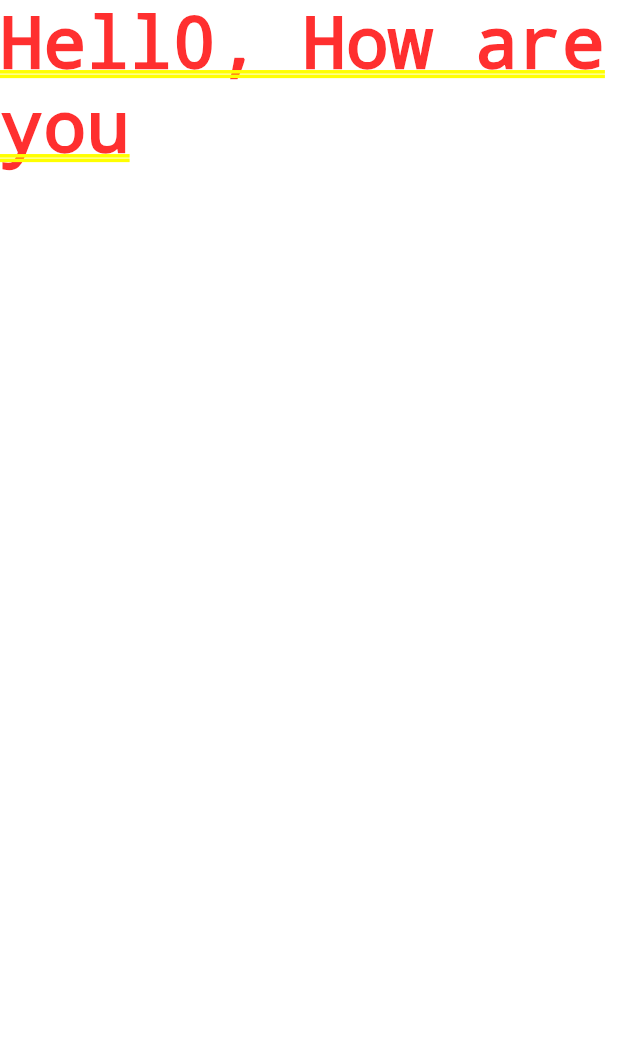
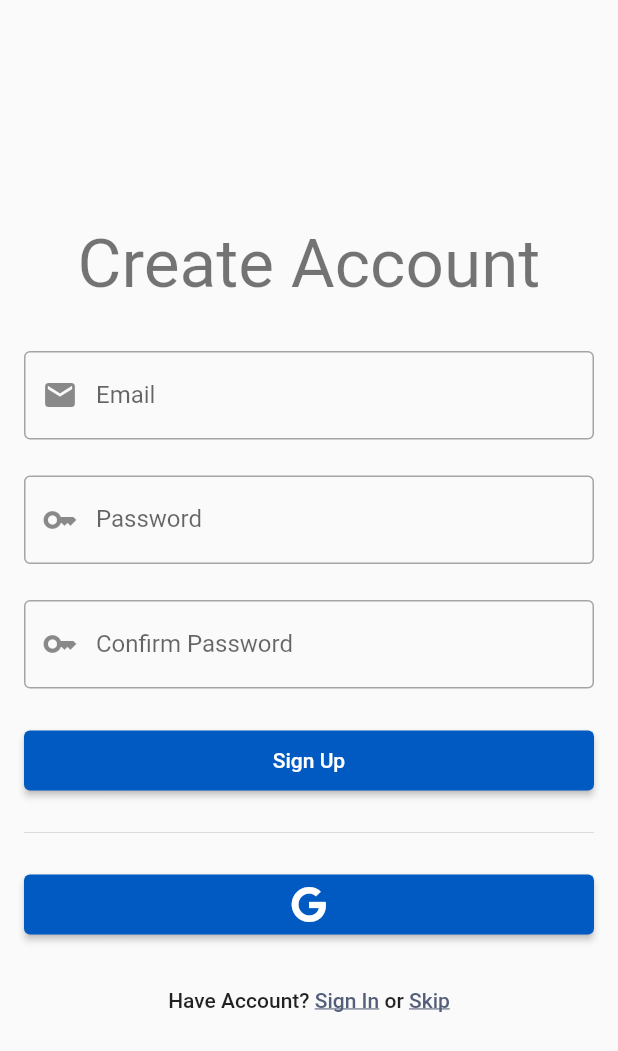
Before and after one commit to fbede/MoneyTracker, a Flutter app: the screen it shows after launch, on a phone screen of 412 x 824 dp. Shown: the top 1051 px of the screen. Run offline on Flutter 3.47's test engine with Material 2 defaults, Android fonts, the phone set to English and light mode, and no system bars; our stand-ins replace bloc, easy_splash_screen, equatable, firebase_auth, firebase_core, flutter_bloc and 1 more; missing offline and left inert: window_size; accounts and stored records are empty.

Commit message:
started adding router i.e navigator 2.0. renamed login_page to login_page_body

```diff
--- /dev/null
+++ b/lib/auth/auth_page.dart
@@ -0,0 +1,136 @@
+import 'package:firebase_auth/firebase_auth.dart';
+import 'package:flutter/material.dart';
+import 'package:money_tracker/auth/login_page_body.dart';
+
+import '../home.dart';
+import '../navigation/app_pages.dart';
+import '../utils/responsive_page.dart';
+import 'signup_page_body.dart';
+
+class AuthPage extends StatefulWidget {
+  const AuthPage({Key? key}) : super(key: key);
+
+  @override
+  State<StatefulWidget> createState() => _AuthPageState();
+}
+
+class _AuthPageState extends State<AuthPage> {
+  //TODO: CHANGE TO TRUE FOR PRODUCTION
+  bool isLogin = false;
+  void toggleAuthPages() => setState(() => isLogin = !isLogin);
+
+  @override
+  Widget build(BuildContext context) {
+    return StreamBuilder<User?>(
+        stream: FirebaseAuth.instance.authStateChanges(),
+        builder: (context, snapshot) {
+          if (snapshot.hasData) {
+            return const HomePage();
+          } else if (isLogin) {
+            return LoginPage();
+          } else {
+            return const SignUpPage();
+          }
+        });
+  }
+}
+
+class SignUpPage extends StatelessWidget {
+  const SignUpPage({Key? key}) : super(key: key);
+
+  static MaterialPage page() {
+    return MaterialPage(
+      name: AppPages.signUpPath,
+      key: ValueKey(AppPages.signUpPath),
+      child: const SignUpPage(),
+    );
+  }
+
+  @override
+  Widget build(BuildContext context) {
+    return ResponsivePage.buildResponsivePage(
+        const _MobileSignUpPage(), const _DesktopSignUpPage());
+  }
+}
+
+class LoginPage extends StatelessWidget {
+  const LoginPage({Key? key}) : super(key: key);
+
+  static MaterialPage page() {
+    return MaterialPage(
+      name: AppPages.signInPath,
+      key: ValueKey(AppPages.signInPath),
+      child: const SignUpPage(),
+    );
+  }
+
+  @override
+  Widget build(BuildContext context) {
+    return ResponsivePage.buildResponsivePage(
+        const _MobileLoginPage(), const _DesktopLoginPage());
+  }
+}
+
+class _MobileSignUpPage extends StatelessWidget {
+  const _MobileSignUpPage();
+
+  @override
+  Widget build(BuildContext context) {
+    return SafeArea(
+        child: Scaffold(
+            body: Padding(
+      padding: const EdgeInsetsDirectional.only(start: 16.0, end: 16.0),
+      child: Center(
+        child: getSignUpPageBody(),
+      ),
+    )));
+  }
+}
+
+class _DesktopSignUpPage extends StatelessWidget {
+  const _DesktopSignUpPage();
+
+  @override
+  Widget build(BuildContext context) {
+    return SafeArea(
+        child: Scaffold(
+            body: Padding(
+      padding: const EdgeInsetsDirectional.only(start: 16.0, end: 16.0),
+      child: Center(
+        child: getSignUpPageBody(),
+      ),
+    )));
+  }
+}
+
+class _MobileLoginPage extends StatelessWidget {
+  const _MobileLoginPage();
+
+  @override
+  Widget build(BuildContext context) {
+    return SafeArea(
+        child: Scaffold(
+            body: Padding(
+      padding: const EdgeInsetsDirectional.only(start: 16.0, end: 16.0),
+      child: Center(
+        child: getLoginPageBody(),
+      ),
+    )));
+  }
+}
+
+class _DesktopLoginPage extends StatelessWidget {
+  const _DesktopLoginPage();
+
+  @override
+  Widget build(BuildContext context) {
+    return SafeArea(
+        child: Scaffold(
+            body: Padding(
+      padding: const EdgeInsetsDirectional.only(start: 16.0, end: 16.0),
+      child: Center(
+        child: getLoginPageBody(),
+      ),
+    )));
+  }
+}
--- a/lib/auth/login_page.dart
+++ /dev/null
@@ -1,38 +0,0 @@
-import 'package:firebase_auth/firebase_auth.dart';
-import 'package:flutter/material.dart';
-import 'package:money_tracker/home.dart';
-
-import '../utils/responsive_page.dart';
-
-class LoginPage extends StatelessWidget {
-  const LoginPage({Key? key}) : super(key: key);
-
-  @override
-  Widget build(BuildContext context) {
-    //return const HomePage();
-    return StreamBuilder<User?>(
-        stream: FirebaseAuth.instance.authStateChanges(),
-        builder: (context, snapshot) {
-          if (snapshot.hasData) {
-            return const HomePage();
-          }
-          return ResponsivePage.buildResponsivePage(
-              _MobileLoginPage(), _DesktopLoginPage());
-        });
-  }
-}
-
-class _MobileLoginPage extends StatelessWidget {
-  @override
-  Widget build(BuildContext context) {
-    return const Text('Hell0, How are you');
-  }
-}
-
-class _DesktopLoginPage extends StatelessWidget {
-  @override
-  Widget build(BuildContext context) {
-    // TODO: implement build
-    throw UnimplementedError();
-  }
-}
--- /dev/null
+++ b/lib/auth/signup_page_body.dart
@@ -0,0 +1,186 @@
+import 'package:firebase_auth/firebase_auth.dart';
+import 'package:flutter/foundation.dart';
+import 'package:flutter/gestures.dart';
+import 'package:flutter/material.dart';
+import 'package:font_awesome_flutter/font_awesome_flutter.dart';
+
+Widget getSignUpPageBody() {
+  return const _SignUpPageBody();
+}
+
+class _SignUpPageBody extends StatefulWidget {
+  const _SignUpPageBody({Key? key}) : super(key: key);
+  @override
+  State<_SignUpPageBody> createState() => _SignUpPageBodyState();
+}
+
+class _SignUpPageBodyState extends State<_SignUpPageBody> {
+  String email = '';
+  String password = '';
+  String cpassword = '';
+
+  @override
+  Widget build(BuildContext context) {
+    return SingleChildScrollView(
+      child: Column(children: [
+        Text(
+          'Create Account',
+          style: Theme.of(context).textTheme.displaySmall,
+          textAlign: TextAlign.center,
+        ),
+        const SizedBox(height: 32),
+        Form(
+            autovalidateMode: AutovalidateMode.onUserInteraction,
+            child: Column(
+              children: [
+                TextFormField(
+                  decoration: const InputDecoration(
+                      border: OutlineInputBorder(),
+                      label: Text('Email'),
+                      prefixIcon: Icon(Icons.email)),
+                  keyboardType: TextInputType.emailAddress,
+                  onChanged: (v) => setState(() {
+                    email = v;
+                  }),
+                  validator: (value) {
+                    if (value!.contains('@') &&
+                        value.length > 4 &&
+                        value.contains('.')) {
+                      return null;
+                    }
+                    return 'Please enter an email address';
+                  },
+                ),
+                const SizedBox(height: 24),
+                TextFormField(
+                  decoration: const InputDecoration(
+                      border: OutlineInputBorder(),
+                      label: Text('Password'),
+                      prefixIcon: Icon(Icons.key)),
+                  keyboardType: TextInputType.emailAddress,
+                  obscureText: true,
+                  onChanged: (v) => setState(() {
+                    password = v;
+                  }),
+                  validator: (v) => checkPassword(v),
+                ),
+                const SizedBox(height: 24),
+                TextFormField(
+                  decoration: const InputDecoration(
+                      border: OutlineInputBorder(),
+                      label: Text('Confirm Password'),
+                      prefixIcon: Icon(Icons.key)),
+                  keyboardType: TextInputType.emailAddress,
+                  obscureText: true,
+                  onChanged: (v) => setState(() {
+                    cpassword = v;
+                  }),
+                  validator: (v) => checkPassword(v),
+                )
+              ],
+            )),
+        const SizedBox(height: 24),
+        ElevatedButton(
+          style: ElevatedButton.styleFrom(
+            minimumSize: const Size.fromHeight(40),
+          ),
+          onPressed: signInWithEmail,
+          child: const Text('Sign Up'),
+        ),
+        const SizedBox(height: 16),
+        const Divider(),
+        const SizedBox(height: 16),
+        ElevatedButton(
+          style:
+              ElevatedButton.styleFrom(minimumSize: const Size.fromHeight(40)),
+          //TODO: Add google signup
+          onPressed: () {},
+          child: const FaIcon(FontAwesomeIcons.google),
+        ),
+        const SizedBox(height: 32),
+        RichText(
+            text: TextSpan(
+                style: Theme.of(context).textTheme.bodyLarge,
+                text: 'Have Account? ',
+                children: [
+              TextSpan(
+                  recognizer: TapGestureRecognizer(),
+                  //..onTap = widget.toggleAuthPages,
+                  text: 'Sign In',
+                  style: TextStyle(
+                      decoration: TextDecoration.underline,
+                      color: Theme.of(context).colorScheme.secondary)),
+              TextSpan(
+                  style: Theme.of(context).textTheme.bodyLarge, text: ' or '),
+              TextSpan(
+                  recognizer: TapGestureRecognizer()
+                    //TODO: Add anonymous authentication later
+                    ..onTap = () => skipSignUp(),
+                  text: 'Skip',
+                  style: TextStyle(
+                      decoration: TextDecoration.underline,
+                      color: Theme.of(context).colorScheme.secondary)),
+            ]))
+      ]),
+    );
+  }
+
+  checkPassword(v) {
+    if (v.length < 7) {
+      return 'Password is too short';
+    }
+    if (cpassword != password) {
+      return 'Please confirm both passwords are the same';
+    }
+    return null;
+  }
+
+  void signInWithEmail() async {
+    showDialog(
+        context: context,
+        barrierDismissible: false,
+        builder: (context) => const Center(
+              child: CircularProgressIndicator(),
+            ));
+    try {
+      await FirebaseAuth.instance
+          .createUserWithEmailAndPassword(email: email, password: password);
+    } on FirebaseAuthException catch (e) {
+      if (kDebugMode) {
+        print(e);
+      }
+    }
+  }
+
+  void signInWithGoogle() async {
+    showDialog(
+        context: context,
+        barrierDismissible: false,
+        builder: (context) => const Center(
+              child: CircularProgressIndicator(),
+            ));
+    try {
+      //await FirebaseAuth.instance.signInWithCredential(credential)
+    } on FirebaseAuthException catch (e) {
+      if (kDebugMode) {
+        print(e);
+      }
+    }
+  }
+
+  void skipSignUp() async {
+    showDialog(
+        context: context,
+        barrierDismissible: false,
+        builder: (context) => const Center(
+              child: CircularProgressIndicator(),
+            ));
+    try {
+      await FirebaseAuth.instance.signInAnonymously();
+    } on FirebaseAuthException catch (e) {
+      if (kDebugMode) {
+        print(e);
+      }
+    }
+  }
+}
--- /dev/null
+++ b/lib/navigation/app_pages.dart
@@ -0,0 +1,12 @@
+class AppPages {
+  static String splash = '/splash';
+  static String onboardingPath = '/onboarding';
+  static String signInPath = '/signin';
+  static String signUpPath = '/signup';
+
+  static String home = '/';
+  static String groceryItemDetails = '/item';
+  static String profilePath = '/profile';
+  static String raywenderlich = '/raywenderlich';
+  static String accountPath = '/account';
+}
--- a/lib/utils/responsive_page.dart
+++ b/lib/utils/responsive_page.dart
@@ -11,7 +11,7 @@ abstract class ResponsivePage extends Widget {
           (MediaQuery.of(context).size.height));
       if ((constraints.maxWidth > 400) && (aspectRatio >= 0.6)) {
         // TODO activate desktop pages by changing line below
-        return mobilePage;
+        return desktopPage;
       } else {
         return mobilePage;
       }
```
Also changed, not shown: lib/auth/bloc/auth_bloc.dart (added, +13 -0 lines), lib/auth/bloc/auth_event.dart (added, +8 -0 lines), lib/auth/bloc/auth_state.dart (added, +10 -0 lines), lib/auth/login_page_body.dart (added, +111 -0 lines), lib/dashboard/dashboard_page.dart (added, +17 -0 lines), lib/home.dart (+6 -4 lines), lib/main.dart (+52 -17 lines), lib/navigation/cubit/navigation_cubit.dart (added, +12 -0 lines), lib/navigation/cubit/navigation_state.dart (added, +10 -0 lines), lib/navigation/router.dart (added, +33 -0 lines), pubspec.yaml (+9 -2 lines), pubspec.lock, 5 other files.
